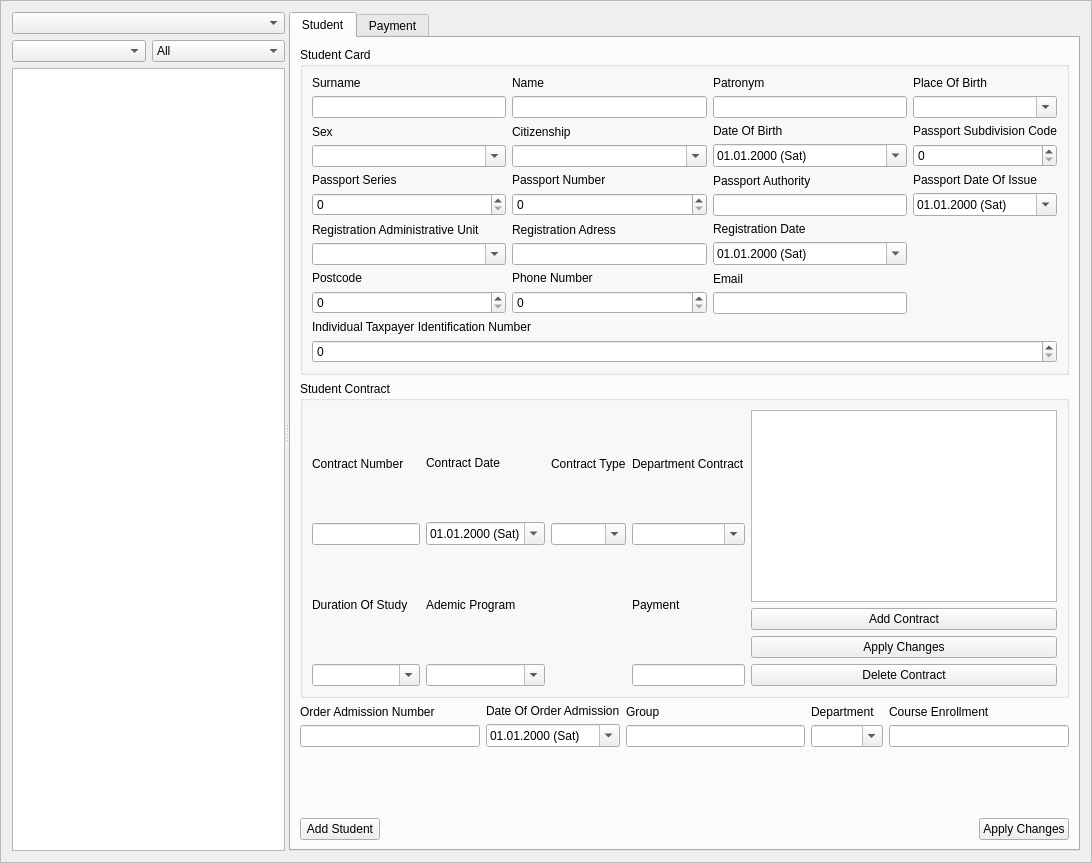
This is framestudet.ui in sadovskiy/sysman as Qt 5 draws it before an edit. The edited form follows.
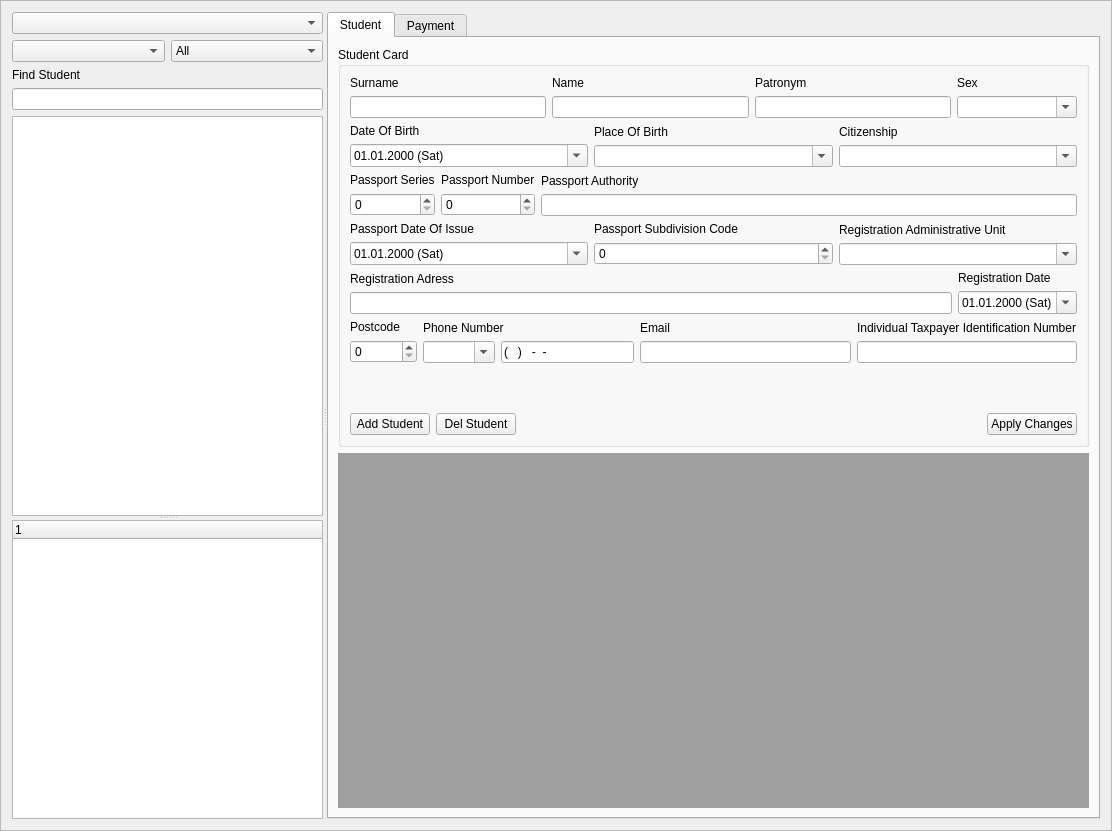
This is the edited form.

Commit message: Добисал добавление/удаление студента.

```diff
--- a/framestudet.ui
+++ b/framestudet.ui
@@ -6,8 +6,8 @@
    <rect>
     <x>0</x>
     <y>0</y>
-    <width>1092</width>
-    <height>863</height>
+    <width>1112</width>
+    <height>831</height>
    </rect>
   </property>
   <property name="windowTitle">
@@ -19,12 +19,9 @@
   <property name="frameShadow">
    <enum>QFrame::Raised</enum>
   </property>
-  <layout class="QGridLayout" name="gridLayout">
-   <item row="0" column="1">
-    <widget class="QSplitter" name="splitter">
-     <property name="statusTip">
-      <string notr="true"/>
-     </property>
+  <layout class="QGridLayout" name="gridLayout_4">
+   <item row="0" column="0">
+    <widget class="QSplitter" name="splitterV">
      <property name="orientation">
       <enum>Qt::Horizontal</enum>
      </property>
@@ -195,12 +192,82 @@
              <string>30</string>
             </property>
            </item>
+           <item>
+            <property name="text">
+             <string>31</string>
+            </property>
+           </item>
+           <item>
+            <property name="text">
+             <string>32</string>
+            </property>
+           </item>
+           <item>
+            <property name="text">
+             <string>33</string>
+            </property>
+           </item>
+           <item>
+            <property name="text">
+             <string>34</string>
+            </property>
+           </item>
+           <item>
+            <property name="text">
+             <string>35</string>
+            </property>
+           </item>
+           <item>
+            <property name="text">
+             <string>36</string>
+            </property>
+           </item>
+           <item>
+            <property name="text">
+             <string>37</string>
+            </property>
+           </item>
           </widget>
          </item>
         </layout>
        </item>
        <item>
-        <widget class="QTreeView" name="treeViewStudents"/>
+        <widget class="QLabel" name="label_6">
+         <property name="text">
+          <string>Find Student</string>
+         </property>
+        </widget>
+       </item>
+       <item>
+        <widget class="QLineEdit" name="lineEditFind"/>
+       </item>
+       <item>
+        <widget class="QSplitter" name="splitterH">
+         <property name="orientation">
+          <enum>Qt::Vertical</enum>
+         </property>
+         <widget class="QTreeView" name="treeViewStudents">
+          <property name="minimumSize">
+           <size>
+            <width>260</width>
+            <height>400</height>
+           </size>
+          </property>
+         </widget>
+         <widget class="QTreeWidget" name="treeWidgetContract">
+          <property name="minimumSize">
+           <size>
+            <width>260</width>
+            <height>0</height>
+           </size>
+          </property>
+          <column>
+           <property name="text">
+            <string notr="true">1</string>
+           </property>
+          </column>
+         </widget>
+        </widget>
        </item>
       </layout>
      </widget>
@@ -212,58 +279,36 @@
        <attribute name="title">
         <string>Student</string>
        </attribute>
-       <layout class="QGridLayout" name="gridLayout_8">
+       <layout class="QGridLayout" name="gridLayout_5">
         <item row="0" column="0">
          <widget class="QGroupBox" name="groupBoxStudent">
+          <property name="minimumSize">
+           <size>
+            <width>0</width>
+            <height>400</height>
+           </size>
+          </property>
           <property name="title">
            <string>Student Card</string>
           </property>
           <layout class="QGridLayout" name="gridLayout_6">
-           <item row="1" column="0">
-            <layout class="QVBoxLayout" name="verticalLayoutIndividualTaxpayerIdentificationNumber">
-             <item>
-              <widget class="QLabel" name="labelIndividualTaxpayerIdentificationNumber">
-               <property name="text">
-                <string>Individual Taxpayer Identification Number</string>
-               </property>
-               <property name="buddy">
-                <cstring>labelIndividualTaxpayerIdentificationNumber</cstring>
-               </property>
-              </widget>
-             </item>
-             <item>
-              <widget class="QSpinBox" name="spinBoxIndividualTaxpayerIdentificationNumber">
-               <property name="maximum">
-                <number>999999999</number>
-               </property>
-              </widget>
-             </item>
-            </layout>
-           </item>
            <item row="0" column="0">
-            <layout class="QGridLayout" name="gridLayout_3">
-             <property name="sizeConstraint">
-              <enum>QLayout::SetFixedSize</enum>
-             </property>
-             <item row="5" column="0">
-              <layout class="QVBoxLayout" name="verticalLayoutRegistrationAdministrativeUnit">
+            <layout class="QHBoxLayout" name="horizontalLayout_6">
+             <item>
+              <layout class="QVBoxLayout" name="verticalLayoutSurname">
                <item>
-                <widget class="QLabel" name="labelRegistrationAdministrativeUnit">
+                <widget class="QLabel" name="labelSurname">
                  <property name="text">
-                  <string>Registration Administrative Unit</string>
+                  <string>Surname</string>
                  </property>
                 </widget>
                </item>
                <item>
-                <widget class="QComboBox" name="comboBoxRegistrationAdministrativeUnit">
-                 <property name="editable">
-                  <bool>true</bool>
-                 </property>
-                </widget>
+                <widget class="QLineEdit" name="lineEditSurname"/>
                </item>
               </layout>
              </item>
-             <item row="0" column="1">
+             <item>
               <layout class="QVBoxLayout" name="verticalLayoutName">
                <item>
                 <widget class="QLabel" name="labelName">
@@ -277,28 +322,30 @@
                </item>
               </layout>
              </item>
-             <item row="3" column="3">
-              <layout class="QVBoxLayout" name="verticalLayoutPassportSubdivisionCode">
+             <item>
+              <layout class="QVBoxLayout" name="verticalLayoutPatronym">
                <item>
-                <widget class="QLabel" name="labelPassportSubdivisionCode">
+                <widget class="QLabel" name="labelPatronym">
                  <property name="text">
-                  <string>Passport Subdivision Code</string>
+                  <string>Patronym</string>
                  </property>
                 </widget>
                </item>
                <item>
-                <widget class="QSpinBox" name="spinBoxPassportSubdivisionCode">
-                 <property name="maximum">
-                  <number>999999</number>
-                 </property>
-                </widget>
+                <widget class="QLineEdit" name="lineEditPatronym"/>
                </item>
               </layout>
              </item>
-             <item row="3" column="0">
+             <item>
               <layout class="QVBoxLayout" name="verticalLayoutSex">
                <item>
                 <widget class="QLabel" name="labelSex">
+                 <property name="minimumSize">
+                  <size>
+                   <width>120</width>
+                   <height>0</height>
+                  </size>
+                 </property>
                  <property name="text">
                   <string>Sex</string>
                  </property>
@@ -306,6 +353,12 @@
                </item>
                <item>
                 <widget class="QComboBox" name="comboBoxSex">
+                 <property name="minimumSize">
+                  <size>
+                   <width>120</width>
+                   <height>0</height>
+                  </size>
+                 </property>
                  <property name="editable">
                   <bool>true</bool>
                  </property>
@@ -316,7 +369,75 @@
                </item>
               </layout>
              </item>
-             <item row="4" column="0">
+            </layout>
+           </item>
+           <item row="1" column="0">
+            <layout class="QHBoxLayout" name="horizontalLayout_7">
+             <item>
+              <layout class="QVBoxLayout" name="verticalLayoutDateOfBirth">
+               <item>
+                <widget class="QLabel" name="labelDateOfBirth">
+                 <property name="text">
+                  <string>Date Of Birth</string>
+                 </property>
+                </widget>
+               </item>
+               <item>
+                <widget class="QDateEdit" name="dateEditDateOfBirth">
+                 <property name="currentSection">
+                  <enum>QDateTimeEdit::DaySection</enum>
+                 </property>
+                 <property name="displayFormat">
+                  <string notr="true">dd.MM.yyyy (ddd)</string>
+                 </property>
+                 <property name="calendarPopup">
+                  <bool>true</bool>
+                 </property>
+                </widget>
+               </item>
+              </layout>
+             </item>
+             <item>
+              <layout class="QVBoxLayout" name="verticalLayoutPlaceOfBirth">
+               <item>
+                <widget class="QLabel" name="labelPlaceOfBirth">
+                 <property name="text">
+                  <string>Place Of Birth</string>
+                 </property>
+                </widget>
+               </item>
+               <item>
+                <widget class="QComboBox" name="comboBoxPlaceOfBirth">
+                 <property name="editable">
+                  <bool>true</bool>
+                 </property>
+                </widget>
+               </item>
+              </layout>
+             </item>
+             <item>
+              <layout class="QVBoxLayout" name="verticalLayoutCitizenship">
+               <item>
+                <widget class="QLabel" name="labelCitizenship">
+                 <property name="text">
+                  <string>Citizenship</string>
+                 </property>
+                </widget>
+               </item>
+               <item>
+                <widget class="QComboBox" name="comboBoxCitizenship">
+                 <property name="editable">
+                  <bool>true</bool>
+                 </property>
+                </widget>
+               </item>
+              </layout>
+             </item>
+            </layout>
+           </item>
+           <item row="2" column="0">
+            <layout class="QHBoxLayout" name="horizontalLayout_8">
+             <item>
               <layout class="QVBoxLayout" name="verticalLayoutPassportSeries">
                <item>
                 <widget class="QLabel" name="labelPassportSeries">
@@ -334,7 +455,7 @@
                </item>
               </layout>
              </item>
-             <item row="4" column="1">
+             <item>
               <layout class="QVBoxLayout" name="verticalLayoutPassportNumber">
                <item>
                 <widget class="QLabel" name="labelPassportNumber">
@@ -352,106 +473,7 @@
                </item>
               </layout>
              </item>
-             <item row="3" column="1">
-              <layout class="QVBoxLayout" name="verticalLayoutCitizenship">
-               <item>
-                <widget class="QLabel" name="labelCitizenship">
-                 <property name="text">
-                  <string>Citizenship</string>
-                 </property>
-                </widget>
-               </item>
-               <item>
-                <widget class="QComboBox" name="comboBoxCitizenship">
-                 <property name="editable">
-                  <bool>true</bool>
-                 </property>
-                </widget>
-               </item>
-              </layout>
-             </item>
-             <item row="6" column="0">
-              <layout class="QVBoxLayout" name="verticalLayoutPostcode">
-               <item>
-                <widget class="QLabel" name="labelPostcode">
-                 <property name="text">
-                  <string>Postcode</string>
-                 </property>
-                </widget>
-               </item>
-               <item>
-                <widget class="QSpinBox" name="spinBoxPostcode">
-                 <property name="maximum">
-                  <number>999999</number>
-                 </property>
-                </widget>
-               </item>
-              </layout>
-             </item>
-             <item row="0" column="0">
-              <layout class="QVBoxLayout" name="verticalLayoutSurname">
-               <item>
-                <widget class="QLabel" name="labelSurname">
-                 <property name="text">
-                  <string>Surname</string>
-                 </property>
-                </widget>
-               </item>
-               <item>
-                <widget class="QLineEdit" name="lineEditSurname"/>
-               </item>
-              </layout>
-             </item>
-             <item row="5" column="2">
-              <layout class="QVBoxLayout" name="verticalLayoutRegistrationDate">
-               <item>
-                <widget class="QLabel" name="labelRegistrationDate">
-                 <property name="text">
-                  <string>Registration Date</string>
-                 </property>
-                </widget>
-               </item>
-               <item>
-                <widget class="QDateEdit" name="dateEditRegistrationDate">
-                 <property name="displayFormat">
-                  <string notr="true">dd.MM.yyyy (ddd)</string>
-                 </property>
-                 <property name="calendarPopup">
-                  <bool>true</bool>
-                 </property>
-                </widget>
-               </item>
-              </layout>
-             </item>
-             <item row="6" column="2">
-              <layout class="QVBoxLayout" name="verticalLayoutEmail">
-               <item>
-                <widget class="QLabel" name="labelEmail">
-                 <property name="text">
-                  <string>Email</string>
-                 </property>
-                </widget>
-               </item>
-               <item>
-                <widget class="QLineEdit" name="lineEditEmail"/>
-               </item>
-              </layout>
-             </item>
-             <item row="5" column="1">
-              <layout class="QVBoxLayout" name="verticalLayoutRegistrationAdress">
-               <item>
-                <widget class="QLabel" name="labeRegistrationAdress">
-                 <property name="text">
-                  <string>Registration Adress</string>
-                 </property>
-                </widget>
-               </item>
-               <item>
-                <widget class="QLineEdit" name="lineEditRegistrationAdress"/>
-               </item>
-              </layout>
-             </item>
-             <item row="4" column="2">
+             <item>
               <layout class="QVBoxLayout" name="verticalLayoutPassportAuthority">
                <item>
                 <widget class="QLabel" name="labelPassportAuthority">
@@ -465,63 +487,11 @@
                </item>
               </layout>
              </item>
-             <item row="0" column="2">
-              <layout class="QVBoxLayout" name="verticalLayoutPatronym">
-               <item>
-                <widget class="QLabel" name="labelPatronym">
-                 <property name="text">
-                  <string>Patronym</string>
-                 </property>
-                </widget>
-               </item>
-               <item>
-                <widget class="QLineEdit" name="lineEditPatronym"/>
-               </item>
-              </layout>
-             </item>
-             <item row="6" column="1">
-              <layout class="QVBoxLayout" name="verticalLayoutPhone">
-               <item>
-                <widget class="QLabel" name="labelPhone">
-                 <property name="text">
-                  <string>Phone Number</string>
-                 </property>
-                </widget>
-               </item>
-               <item>
-                <widget class="QSpinBox" name="spinBoxPhone">
-                 <property name="maximum">
-                  <number>999999999</number>
-                 </property>
-                </widget>
-               </item>
-              </layout>
-             </item>
-             <item row="3" column="2">
-              <layout class="QVBoxLayout" name="verticalLayoutDateOfBirth">
-               <item>
-                <widget class="QLabel" name="labelDateOfBirth">
-                 <property name="text">
-                  <string>Date Of Birth</string>
-                 </property>
-                </widget>
-               </item>
-               <item>
-                <widget class="QDateEdit" name="dateEditDateOfBirth">
-                 <property name="currentSection">
-                  <enum>QDateTimeEdit::DaySection</enum>
-                 </property>
-                 <property name="displayFormat">
-                  <string notr="true">dd.MM.yyyy (ddd)</string>
-                 </property>
-                 <property name="calendarPopup">
-                  <bool>true</bool>
-                 </property>
-                </widget>
-               </item>
-              </layout>
-             </item>
-             <item row="4" column="3">
+            </layout>
+           </item>
+           <item row="3" column="0">
+            <layout class="QHBoxLayout" name="horizontalLayout_9">
+             <item>
               <layout class="QVBoxLayout" name="verticalLayoutPassportDateOfIssue">
                <item>
                 <widget class="QLabel" name="labelPassportDateOfIssue">
@@ -545,17 +515,35 @@
                </item>
               </layout>
              </item>
-             <item row="0" column="3">
-              <layout class="QVBoxLayout" name="verticalLayoutPlaceOfBirth">
+             <item>
+              <layout class="QVBoxLayout" name="verticalLayoutPassportSubdivisionCode">
                <item>
-                <widget class="QLabel" name="labelPlaceOfBirth">
+                <widget class="QLabel" name="labelPassportSubdivisionCode">
                  <property name="text">
-                  <string>Place Of Birth</string>
+                  <string>Passport Subdivision Code</string>
                  </property>
                 </widget>
                </item>
                <item>
-                <widget class="QComboBox" name="comboBoxPlaceOfBirth">
+                <widget class="QSpinBox" name="spinBoxPassportSubdivisionCode">
+                 <property name="maximum">
+                  <number>999999</number>
+                 </property>
+                </widget>
+               </item>
+              </layout>
+             </item>
+             <item>
+              <layout class="QVBoxLayout" name="verticalLayoutRegistrationAdministrativeUnit">
+               <item>
+                <widget class="QLabel" name="labelRegistrationAdministrativeUnit">
+                 <property name="text">
+                  <string>Registration Administrative Unit</string>
+                 </property>
+                </widget>
+               </item>
+               <item>
+                <widget class="QComboBox" name="comboBoxRegistrationAdministrativeUnit">
                  <property name="editable">
                   <bool>true</bool>
                  </property>
@@ -565,46 +553,33 @@
              </item>
             </layout>
            </item>
-          </layout>
-         </widget>
-        </item>
-        <item row="1" column="0">
-         <widget class="QGroupBox" name="groupBoxContract">
-          <property name="title">
-           <string>Student Contract</string>
-          </property>
-          <layout class="QGridLayout" name="gridLayout_7">
-           <item row="0" column="0">
-            <layout class="QGridLayout" name="gridLayout_4">
-             <item row="0" column="2">
-              <layout class="QVBoxLayout" name="verticalLayoutContractType">
+           <item row="4" column="0">
+            <layout class="QHBoxLayout" name="horizontalLayout_10">
+             <item>
+              <layout class="QVBoxLayout" name="verticalLayoutRegistrationAdress">
                <item>
-                <widget class="QLabel" name="labelContractType">
+                <widget class="QLabel" name="labeRegistrationAdress">
                  <property name="text">
-                  <string>Contract Type</string>
+                  <string>Registration Adress</string>
                  </property>
                 </widget>
                </item>
                <item>
-                <widget class="QComboBox" name="comboBoxContractType">
-                 <property name="editable">
-                  <bool>true</bool>
-                 </property>
-                </widget>
+                <widget class="QLineEdit" name="lineEditRegistrationAdress"/>
                </item>
               </layout>
              </item>
-             <item row="0" column="1">
-              <layout class="QVBoxLayout" name="verticalLayoutContractDate">
+             <item>
+              <layout class="QVBoxLayout" name="verticalLayoutRegistrationDate">
                <item>
-                <widget class="QLabel" name="labelContractDate">
+                <widget class="QLabel" name="labelRegistrationDate">
                  <property name="text">
-                  <string>Contract Date</string>
+                  <string>Registration Date</string>
                  </property>
                 </widget>
                </item>
                <item>
-                <widget class="QDateEdit" name="dateEditContractDate">
+                <widget class="QDateEdit" name="dateEditRegistrationDate">
                  <property name="displayFormat">
                   <string notr="true">dd.MM.yyyy (ddd)</string>
                  </property>
@@ -615,249 +590,404 @@
                </item>
               </layout>
              </item>
-             <item row="1" column="1">
-              <layout class="QVBoxLayout" name="verticalLayoutacAdemicProgram">
+            </layout>
+           </item>
+           <item row="5" column="0">
+            <layout class="QHBoxLayout" name="horizontalLayout_11">
+             <item>
+              <layout class="QVBoxLayout" name="verticalLayoutPostcode">
                <item>
-                <widget class="QLabel" name="labelAdemicProgram">
+                <widget class="QLabel" name="labelPostcode">
                  <property name="text">
-                  <string>Ademic Program</string>
+                  <string>Postcode</string>
                  </property>
                 </widget>
                </item>
                <item>
-                <widget class="QComboBox" name="comboBoxAdemicProgram">
-                 <property name="editable">
-                  <bool>true</bool>
+                <widget class="QSpinBox" name="spinBoxPostcode">
+                 <property name="wrapping">
+                  <bool>false</bool>
                  </property>
+                 <property name="suffix">
+                  <string notr="true"/>
+                 </property>
+                 <property name="prefix">
+                  <string notr="true"/>
+                 </property>
+                 <property name="maximum">
+                  <number>999999</number>
+                 </property>
                 </widget>
                </item>
               </layout>
              </item>
-             <item row="0" column="0">
-              <layout class="QVBoxLayout" name="verticalLayoutContractNumber">
+             <item>
+              <layout class="QVBoxLayout" name="verticalLayout_8">
                <item>
-                <widget class="QLabel" name="labelContractNumber">
+                <widget class="QLabel" name="labelPhone">
                  <property name="text">
-                  <string>Contract Number</string>
+                  <string>Phone Number</string>
                  </property>
                 </widget>
                </item>
                <item>
-                <widget class="QLineEdit" name="lineEditContractNumber"/>
+                <layout class="QHBoxLayout" name="horizontalLayout_5">
+                 <item>
+                  <widget class="QComboBox" name="comboBox">
+                   <property name="editable">
+                    <bool>true</bool>
+                   </property>
+                  </widget>
+                 </item>
+                 <item>
+                  <widget class="QLineEdit" name="lineEditPhone">
+                   <property name="inputMask">
+                    <string notr="true">(000)000-00-00; </string>
+                   </property>
+                   <property name="text">
+                    <string notr="true">()--</string>
+                   </property>
+                   <property name="cursorPosition">
+                    <number>14</number>
+                   </property>
+                  </widget>
+                 </item>
+                </layout>
                </item>
               </layout>
              </item>
-             <item row="0" column="3">
-              <layout class="QVBoxLayout" name="verticalLayoutDepartmentContract">
+             <item>
+              <layout class="QVBoxLayout" name="verticalLayoutEmail">
                <item>
-                <widget class="QLabel" name="labelDepartmentContract">
+                <widget class="QLabel" name="labelEmail">
                  <property name="text">
-                  <string>Department Contract</string>
+                  <string>Email</string>
                  </property>
                 </widget>
                </item>
                <item>
-                <widget class="QComboBox" name="comboBoxDepartmentContract">
-                 <property name="editable">
-                  <bool>true</bool>
-                 </property>
-                </widget>
+                <widget class="QLineEdit" name="lineEditEmail"/>
                </item>
               </layout>
              </item>
-             <item row="1" column="0">
-              <layout class="QVBoxLayout" name="verticalLayoutYearOfStudy">
+             <item>
+              <layout class="QVBoxLayout" name="verticalLayoutIndividualTaxpayerIdentificationNumber">
                <item>
-                <widget class="QLabel" name="labelDurationOfStudy">
+                <widget class="QLabel" name="labelIndividualTaxpayerIdentificationNumber">
                  <property name="text">
-                  <string>Duration Of Study</string>
+                  <string>Individual Taxpayer Identification Number</string>
                  </property>
-                </widget>
-               </item>
-               <item>
-                <widget class="QComboBox" name="comboBoxDurationOfStudy">
-                 <property name="editable">
-                  <bool>true</bool>
+                 <property name="buddy">
+                  <cstring>labelIndividualTaxpayerIdentificationNumber</cstring>
                  </property>
                 </widget>
                </item>
-              </layout>
-             </item>
-             <item row="1" column="3">
-              <layout class="QVBoxLayout" name="verticalLayoutPayment">
                <item>
-                <widget class="QLabel" name="labelPayment">
-                 <property name="text">
-                  <string>Payment</string>
+                <widget class="QLineEdit" name="lineEditIndividualTaxpayerIdentificationNumber">
+                 <property name="inputMask">
+                  <string notr="true">999999999999; </string>
                  </property>
+                 <property name="maxLength">
+                  <number>12</number>
+                 </property>
                 </widget>
                </item>
-               <item>
-                <widget class="QLineEdit" name="lineEditPayment"/>
-               </item>
               </layout>
              </item>
             </layout>
            </item>
-           <item row="0" column="1">
-            <layout class="QVBoxLayout" name="verticalLayout_4">
+           <item row="6" column="0">
+            <spacer name="verticalSpacer">
+             <property name="orientation">
+              <enum>Qt::Vertical</enum>
+             </property>
+             <property name="sizeHint" stdset="0">
+              <size>
+               <width>20</width>
+               <height>33</height>
+              </size>
+             </property>
+            </spacer>
+           </item>
+           <item row="7" column="0">
+            <layout class="QHBoxLayout" name="horizontalLayout_4">
              <item>
-              <widget class="QListView" name="listView"/>
+              <widget class="QPushButton" name="pushButtonAddStudent">
+               <property name="text">
+                <string>Add Student</string>
+               </property>
+              </widget>
              </item>
              <item>
               <widget class="QPushButton" name="pushButton">
                <property name="text">
-                <string>Add Contract</string>
+                <string>Del Student</string>
                </property>
               </widget>
              </item>
              <item>
-              <widget class="QPushButton" name="pushButton_3">
+              <spacer name="horizontalSpacer_2">
+               <property name="orientation">
+                <enum>Qt::Horizontal</enum>
+               </property>
+               <property name="sizeHint" stdset="0">
+                <size>
+                 <width>40</width>
+                 <height>20</height>
+                </size>
+               </property>
+              </spacer>
+             </item>
+             <item>
+              <widget class="QPushButton" name="pushButtonApplyChanges">
                <property name="text">
                 <string>Apply Changes</string>
                </property>
               </widget>
              </item>
-             <item>
-              <widget class="QPushButton" name="pushButton_2">
-               <property name="text">
-                <string>Delete Contract</string>
-               </property>
-              </widget>
-             </item>
             </layout>
            </item>
           </layout>
+          <zorder>layoutWidget</zorder>
+          <zorder>layoutWidget</zorder>
+          <zorder>layoutWidget</zorder>
+          <zorder>layoutWidget</zorder>
+          <zorder>layoutWidget</zorder>
+          <zorder>layoutWidget</zorder>
+          <zorder>layoutWidget</zorder>
+          <zorder>layoutWidget</zorder>
+          <zorder>layoutWidget</zorder>
+          <zorder>layoutWidget</zorder>
+          <zorder>layoutWidget</zorder>
+          <zorder>layoutWidget</zorder>
+          <zorder>layoutWidget</zorder>
+          <zorder>layoutWidget</zorder>
+          <zorder>layoutWidget</zorder>
+          <zorder>layoutWidget</zorder>
+          <zorder>layoutWidget</zorder>
+          <zorder>dateEditRegistrationDate</zorder>
+          <zorder>verticalSpacer</zorder>
          </widget>
         </item>
-        <item row="2" column="0">
-         <layout class="QGridLayout" name="gridLayout_5">
-          <item row="0" column="2">
-           <layout class="QVBoxLayout" name="verticalLayout_6">
-            <item>
-             <widget class="QLabel" name="label_4">
-              <property name="text">
-               <string>Group</string>
-              </property>
-             </widget>
+        <item row="1" column="0">
+         <widget class="QMdiArea" name="mdiArea">
+          <widget class="QWidget" name="subwindow">
+           <property name="windowTitle">
+            <string>Дочернее окно</string>
+           </property>
+           <layout class="QGridLayout" name="gridLayout">
+            <item row="0" column="0">
+             <layout class="QVBoxLayout" name="verticalLayoutContractType">
+              <item>
+               <widget class="QLabel" name="labelContractType">
+                <property name="text">
+                 <string>Contract Type</string>
+                </property>
+               </widget>
+              </item>
+              <item>
+               <widget class="QComboBox" name="comboBoxContractType">
+                <property name="editable">
+                 <bool>true</bool>
+                </property>
+               </widget>
+              </item>
+             </layout>
             </item>
-            <item>
-             <widget class="QLineEdit" name="lineEditGroup"/>
+            <item row="0" column="1" colspan="2">
+             <layout class="QVBoxLayout" name="verticalLayoutYearOfStudy">
+              <item>
+               <widget class="QLabel" name="labelDurationOfStudy">
+                <property name="text">
+                 <string>Duration Of Study</string>
+                </property>
+               </widget>
+              </item>
+              <item>
+               <widget class="QComboBox" name="comboBoxDurationOfStudy">
+                <property name="editable">
+                 <bool>true</bool>
+                </property>
+               </widget>
+              </item>
+             </layout>
             </item>
-           </layout>
-          </item>
-          <item row="0" column="1">
-           <layout class="QVBoxLayout" name="verticalLayoutDateOfOrderAdmission">
-            <item>
-             <widget class="QLabel" name="labelDateOfOrderAdmission">
-              <property name="text">
-               <string>Date Of Order Admission</string>
-              </property>
-             </widget>
+            <item row="0" column="3">
+             <layout class="QVBoxLayout" name="verticalLayoutContractNumber">
+              <item>
+               <widget class="QLabel" name="labelContractNumber">
+                <property name="text">
+                 <string>Contract Number</string>
+                </property>
+               </widget>
+              </item>
+              <item>
+               <widget class="QLineEdit" name="lineEditContractNumber"/>
+              </item>
+             </layout>
             </item>
-            <item>
-             <widget class="QDateEdit" name="dateEditDateOfOrderAdmission">
-              <property name="displayFormat">
-               <string notr="true">dd.MM.yyyy (ddd)</string>
-              </property>
-              <property name="calendarPopup">
-               <bool>true</bool>
-              </property>
-             </widget>
+            <item row="0" column="4">
+             <layout class="QVBoxLayout" name="verticalLayoutContractDate">
+              <item>
+               <widget class="QLabel" name="labelContractDate">
+                <property name="text">
+                 <string>Contract Date</string>
+                </property>
+               </widget>
+              </item>
+              <item>
+               <widget class="QDateEdit" name="dateEditContractDate">
+                <property name="displayFormat">
+                 <string notr="true">dd.MM.yyyy (ddd)</string>
+                </property>
+                <property name="calendarPopup">
+                 <bool>true</bool>
+                </property>
+               </widget>
+              </item>
+             </layout>
             </item>
-           </layout>
-          </item>
-          <item row="0" column="0">
-           <layout class="QVBoxLayout" name="verticalLayoutOrderAdmissionNum">
-            <item>
-             <widget class="QLabel" name="labelOrderAdmissionNum">
-              <property name="text">
-               <string>Order Admission Number</string>
-              </property>
-             </widget>
+            <item row="1" column="0" colspan="2">
+             <layout class="QVBoxLayout" name="verticalLayoutPayment">
+              <item>
+               <widget class="QLabel" name="labelPayment">
+                <property name="text">
+                 <string>Payment</string>
+                </property>
+               </widget>
+              </item>
+              <item>
+               <widget class="QLineEdit" name="lineEditPayment"/>
+              </item>
+             </layout>
             </item>
-            <item>
-             <widget class="QLineEdit" name="lineEditOrderAdmissionNum"/>
+            <item row="1" column="2" colspan="2">
+             <layout class="QVBoxLayout" name="verticalLayoutacAdemicProgram">
+              <item>
+               <widget class="QLabel" name="labelAcademicProgram">
+                <property name="text">
+                 <string>Academic Program</string>
+                </property>
+               </widget>
+              </item>
+              <item>
+               <widget class="QComboBox" name="comboBoxAcademicProgram">
+                <property name="editable">
+                 <bool>true</bool>
+                </property>
+               </widget>
+              </item>
+             </layout>
             </item>
+            <item row="1" column="4">
+             <layout class="QVBoxLayout" name="verticalLayoutDepartmentContract">
+              <item>
+               <widget class="QLabel" name="labelDepartmentContract">
+                <property name="text">
+                 <string>Department Contract</string>
+                </property>
+               </widget>
+              </item>
+              <item>
+               <widget class="QComboBox" name="comboBoxDepartmentContract">
+                <property name="editable">
+                 <bool>true</bool>
+                </property>
+               </widget>
+              </item>
+             </layout>
+            </item>
            </layout>
-          </item>
-          <item row="0" column="3">
-           <layout class="QVBoxLayout" name="verticalLayout_7">
-            <item>
-             <widget class="QLabel" name="label_5">
-              <property name="text">
-               <string>Department</string>
-              </property>
-             </widget>
+          </widget>
+          <widget class="QWidget" name="subwindow_2">
+           <property name="windowTitle">
+            <string>Дочернее окно</string>
+           </property>
+           <layout class="QGridLayout" name="gridLayout_3">
+            <item row="0" column="0">
+             <layout class="QVBoxLayout" name="verticalLayoutOrderAdmissionNum">
+              <item>
+               <widget class="QLabel" name="labelOrderAdmissionNum">
+                <property name="text">
+                 <string>Order Admission Number</string>
+                </property>
+               </widget>
+              </item>
+              <item>
+               <widget class="QLineEdit" name="lineEditOrderAdmissionNum"/>
+              </item>
+             </layout>
             </item>
-            <item>
-             <widget class="QComboBox" name="comboBoxDepartmentInst">
-              <property name="editable">
-               <bool>true</bool>
-              </property>
-             </widget>
+            <item row="0" column="1">
+             <layout class="QVBoxLayout" name="verticalLayoutDateOfOrderAdmission">
+              <item>
+               <widget class="QLabel" name="labelDateOfOrderAdmission">
+                <property name="text">
+                 <string>Date Of Order Admission</string>
+                </property>
+               </widget>
+              </item>
+              <item>
+               <widget class="QDateEdit" name="dateEditDateOfOrderAdmission">
+                <property name="displayFormat">
+                 <string notr="true">dd.MM.yyyy (ddd)</string>
+                </property>
+                <property name="calendarPopup">
+                 <bool>true</bool>
+                </property>
+               </widget>
+              </item>
+             </layout>
             </item>
-           </layout>
-          </item>
-          <item row="0" column="4">
-           <layout class="QVBoxLayout" name="verticalLayout_5">
-            <item>
-             <widget class="QLabel" name="label_3">
-              <property name="text">
-               <string>Course Enrollment</string>
-              </property>
-             </widget>
+            <item row="0" column="2">
+             <layout class="QVBoxLayout" name="verticalLayout_6">
+              <item>
+               <widget class="QLabel" name="label_4">
+                <property name="text">
+                 <string>Group</string>
+                </property>
+               </widget>
+              </item>
+              <item>
+               <widget class="QLineEdit" name="lineEditGroup"/>
+              </item>
+             </layout>
             </item>
-            <item>
-             <widget class="QLineEdit" name="lineEditCoursesEnrollment"/>
+            <item row="0" column="3">
+             <layout class="QVBoxLayout" name="verticalLayout_7">
+              <item>
+               <widget class="QLabel" name="label_5">
+                <property name="text">
+                 <string>Department</string>
+                </property>
+               </widget>
+              </item>
+              <item>
+               <widget class="QComboBox" name="comboBoxDepartmentInst">
+                <property name="editable">
+                 <bool>true</bool>
+                </property>
+               </widget>
+              </item>
+             </layout>
             </item>
+            <item row="0" column="4">
+             <layout class="QVBoxLayout" name="verticalLayout_5">
+              <item>
+               <widget class="QLabel" name="label_3">
+                <property name="text">
+                 <string>Course Enrollment</string>
+                </property>
+               </widget>
+              </item>
+              <item>
+               <widget class="QLineEdit" name="lineEditCoursesEnrollment"/>
+              </item>
+             </layout>
+            </item>
            </layout>
-          </item>
-         </layout>
-        </item>
-        <item row="3" column="0">
-         <spacer name="verticalSpacer">
-          <property name="orientation">
-           <enum>Qt::Vertical</enum>
-          </property>
-          <property name="sizeHint" stdset="0">
-           <size>
-            <width>20</width>
-            <height>40</height>
-           </size>
-          </property>
-         </spacer>
-        </item>
-        <item row="4" column="0">
-         <layout class="QHBoxLayout" name="horizontalLayout_4">
-          <item>
-           <widget class="QPushButton" name="pushButtonAddStudent">
-            <property name="text">
-             <string>Add Student</string>
-            </property>
-           </widget>
-          </item>
-          <item>
-           <spacer name="horizontalSpacer_2">
-            <property name="orientation">
-             <enum>Qt::Horizontal</enum>
-            </property>
-            <property name="sizeHint" stdset="0">
-             <size>
-              <width>40</width>
-              <height>20</height>
-             </size>
-            </property>
-           </spacer>
-          </item>
-          <item>
-           <widget class="QPushButton" name="pushButtonApplyChanges">
-            <property name="text">
-             <string>Apply Changes</string>
-            </property>
-           </widget>
-          </item>
-         </layout>
+          </widget>
+         </widget>
         </item>
        </layout>
       </widget>
```
The commit also changes 2 other files.
